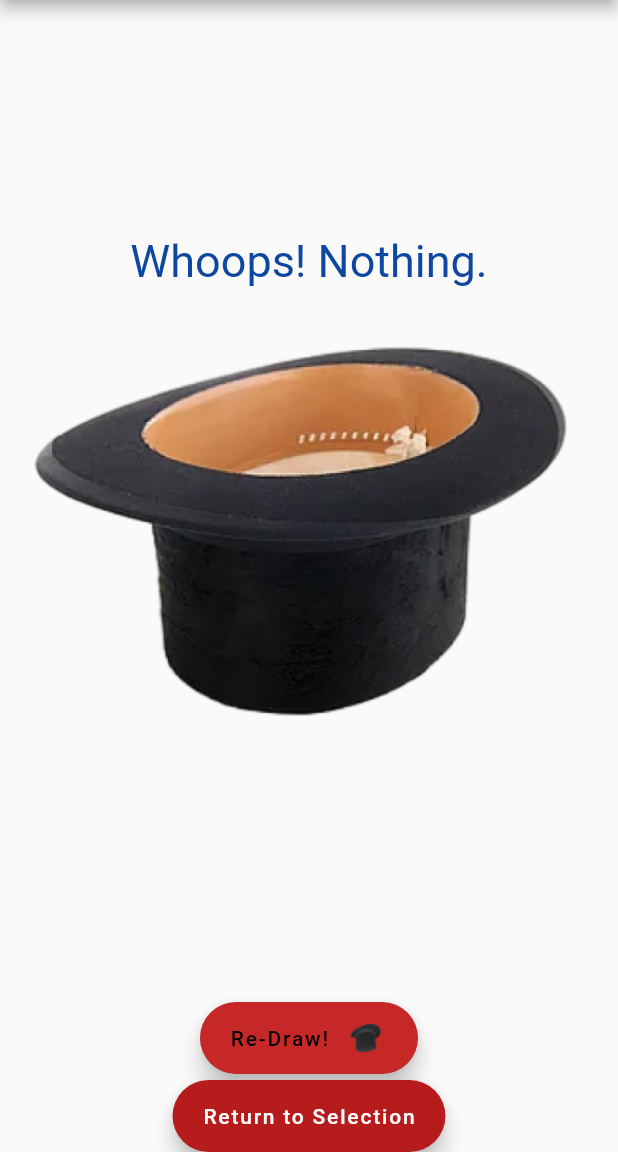
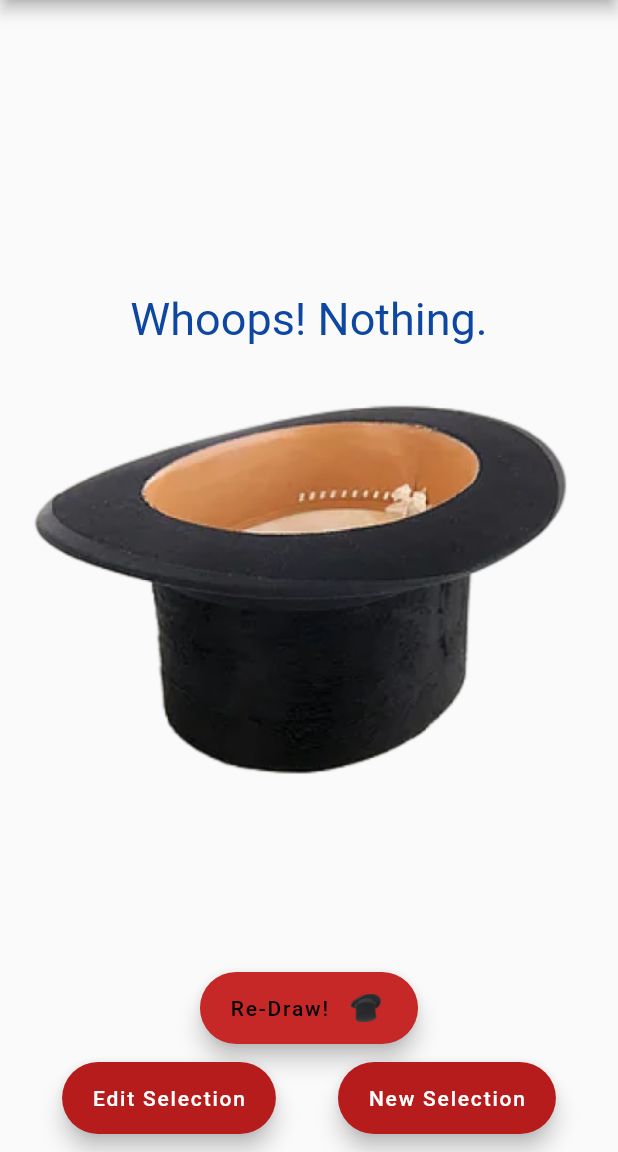
Before and after one commit to BrtWilson/hat_draw, a Flutter app: the screen it shows after launch, after a tap on "Repeat last Draw", on a phone screen of 412 x 824 dp, the part 84-1236 px from its top. Run offline on Flutter 3.47's test engine with Material 2 defaults, Android fonts, the light colour scheme and no system bars.

Commit message:
Changed "Return to Selection" button on draw page into two options. Edit to previous: Also started setup of page footer with Current Selection
Still need to differentiate category and item editing.

```diff
--- a/lib/pages/draw_page.dart
+++ b/lib/pages/draw_page.dart
@@ -2,8 +2,10 @@ import 'dart:math';
 import 'package:flutter/material.dart';
 import 'package:hat_draw_app/hdw_classes/draw_button.dart';
 import 'package:hat_draw_app/hdw_constants.dart';
+import 'package:provider/provider.dart';
 
 import '../hdw_classes/hdw_title_bar.dart';
+import '../hdw_state.dart';
 
 class DrawPage extends StatelessWidget {
   const DrawPage({super.key});
@@ -26,7 +28,7 @@ class DrawPage extends StatelessWidget {
         ),
         body: Column(
           children: [
-            const Spacer(),
+            const Spacer(flex: 2,),
             Text(
               selection,
               style: TextStyle (
@@ -41,17 +43,39 @@ class DrawPage extends StatelessWidget {
             ),
             const Spacer(),
             SizedBox(
-              height: 100,
+              height: 120,
               child: Column(
                   children: [
                     DrawButton(items: itemsList, is_redraw: true),
                     const Spacer(),
-                    FloatingActionButton.extended(
-                      label: const Text("Return to Selection"),
-                      backgroundColor: Colors.red[900],
-                      foregroundColor: Colors.white,
-                      onPressed: () => { Navigator.pop(context) },
+                    Row(
+                      mainAxisAlignment: MainAxisAlignment.center,
+                      children: [
+                        const Spacer(),
+                        FloatingActionButton.extended(
+                          heroTag: "edit selection",
+                          label: const Text("Edit Selection"),
+                          backgroundColor: Colors.red[900],
+                          foregroundColor: Colors.white,
+                          onPressed: () => {
+                            Navigator.pop(context)
+                          },
+                        ),
+                        const Spacer(),
+                        FloatingActionButton.extended(
+                          heroTag: "new selection",
+                          label: const Text("New Selection"),
+                          backgroundColor: Colors.red[900],
+                          foregroundColor: Colors.white,
+                          onPressed: () => {
+                            Provider.of<HdwState>(context, listen: false).clearSelection(),
+                            Navigator.pushNamed(context, HdwConstants.categoriesPage,)
+                          },
+                        ),
+                        const Spacer(),
+                      ],
                     ),
+                    const Spacer(),
                   ],
               ),
             ),
```
